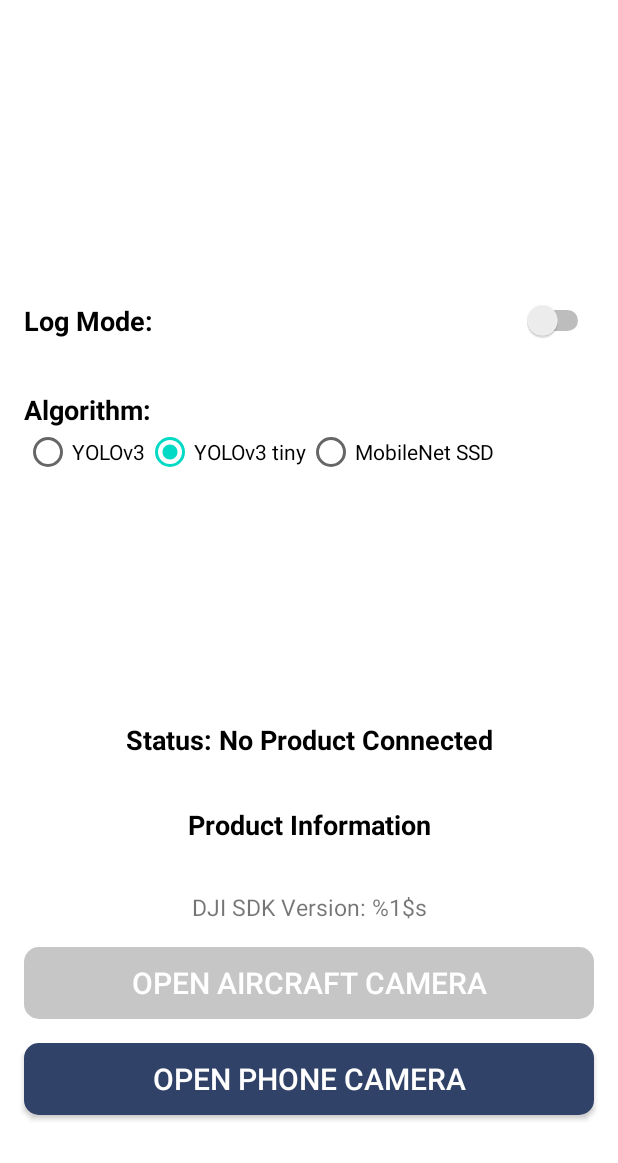
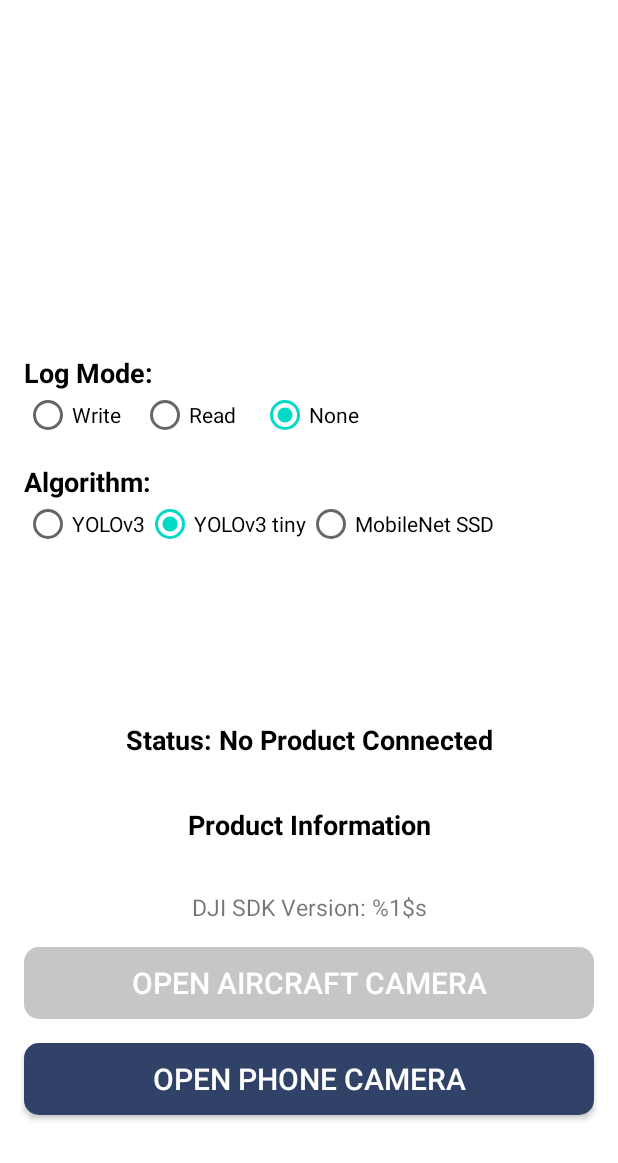
Before and after one commit to sehomi/android_scanner, an Android app: the screen it shows after launch (ConnectionActivity), on a phone screen of 412 x 824 dp, the part 73-1236 px from its top. Run offline under Robolectric (Android 15) with nearby library versions, the phone set to English and light mode, and no system bars; libraries missing offline, so code that uses them is left out: com.secneo.sdk, dji.common.error, dji.log, dji.sdk.base, dji.sdk.camera and 4 more; 3 statements that could not run were skipped.

Commit message:
RadioButtons for log mode added.

```diff
--- a/app/src/main/java/com/example/android_scanner/AircraftActivity.java
+++ b/app/src/main/java/com/example/android_scanner/AircraftActivity.java
@@ -116,7 +116,7 @@ public class AircraftActivity extends AppCompatActivity implements OnMapReadyCal
         srcBitmap = BitmapFactory.decodeResource(this.getResources(), R.drawable.mountain);
         dstBitmap = srcBitmap.copy(srcBitmap.getConfig(), true);
         Log.v(TAG, "-------///4");
-        createScanner(getIntent().getStringExtra("Assets"), getIntent().getStringExtra("Log"), getIntent().getBooleanExtra("Log Mode", false), (float) 66.0, getIntent().getIntExtra("Algorithm", 0));
+        createScanner(getIntent().getStringExtra("Assets"), getIntent().getStringExtra("Log"), getIntent().getIntExtra("Log Mode", 2), (float) 66.0, getIntent().getIntExtra("Algorithm", 0));
 
         // Example of a call to a native method
         ImageView iv = binding.imageView2;
@@ -615,7 +615,7 @@ public class AircraftActivity extends AppCompatActivity implements OnMapReadyCal
      * A native method that is implemented by the 'native-lib' native library,
      * which is packaged with this application.
      */
-    public native void createScanner(String assets, String logs, boolean log_mode, float hva, int method);
+    public native void createScanner(String assets, String logs, int log_mode, float hva, int method);
     public native void detect(Bitmap bitmapIn, Bitmap bitmapOut);
     public native double[][] scan(Bitmap detections, Bitmap movings_img, int detMode);
     public native void setImage(Bitmap bitmap, double time);
--- a/app/src/main/java/com/example/android_scanner/MainActivity.java
+++ b/app/src/main/java/com/example/android_scanner/MainActivity.java
@@ -203,7 +203,7 @@ public class MainActivity extends AppCompatActivity implements OnMapReadyCallbac
         mCamera = getCameraInstance();
         float hva = mCamera.getParameters().getHorizontalViewAngle();
         Log.v(TAG, "---------41");
-        createScanner(getIntent().getStringExtra("Assets"), getIntent().getStringExtra("Log"), getIntent().getBooleanExtra("Log Mode",false), getIntent().getIntExtra("Algorithm", 0), hva);
+        createScanner(getIntent().getStringExtra("Assets"), getIntent().getStringExtra("Log"), getIntent().getIntExtra("Log Mode",2), getIntent().getIntExtra("Algorithm", 0), hva);
         Log.v(TAG, "---------42");
         Thread thread = new Thread() {
             @Override
@@ -525,7 +525,7 @@ public class MainActivity extends AppCompatActivity implements OnMapReadyCallbac
      * which is packaged with this application.
      */
     public native String stringFromJNI();
-    public native void createScanner(String assets, String logs, boolean log_mode, int method, float hva);
+    public native void createScanner(String assets, String logs, int log_mode, int method, float hva);
 //    public native void detect(Bitmap bitmapIn, Bitmap bitmapOut);
     public native void scan(Bitmap detections);
     public native void setImage(Bitmap bitmap, double time);
--- a/app/src/main/res/layout/activity_connection.xml
+++ b/app/src/main/res/layout/activity_connection.xml
@@ -108,7 +108,7 @@
         android:layout_width="wrap_content"
         android:layout_height="wrap_content"
         android:layout_marginStart="16dp"
-        android:layout_marginBottom="64dp"
+        android:layout_marginBottom="32dp"
         android:text="TextView"
         app:layout_constraintBottom_toTopOf="@+id/text_connection_status"
         app:layout_constraintStart_toStartOf="parent" />
@@ -119,7 +119,7 @@
         android:layout_height="wrap_content"
         android:layout_marginStart="16dp"
         android:layout_marginEnd="16dp"
-        android:layout_marginBottom="32dp"
+        android:layout_marginBottom="16dp"
         android:checkedButton="@id/yolov3TinyButton"
         android:orientation="horizontal"
         app:layout_constraintBottom_toTopOf="@+id/progressBar2"
@@ -157,19 +157,49 @@
         app:layout_constraintBottom_toTopOf="@+id/radioGroup2"
         app:layout_constraintStart_toStartOf="parent" />
 
-    <Switch
-        android:id="@+id/switch1"
+    <RadioGroup
+        android:id="@+id/radioGroup"
         android:layout_width="0dp"
-        android:layout_height="30dp"
+        android:layout_height="wrap_content"
         android:layout_marginStart="16dp"
         android:layout_marginEnd="16dp"
-        android:layout_marginBottom="32dp"
-        android:checked="false"
+        android:layout_marginBottom="16dp"
+        android:checkedButton="@id/noneButton"
+        android:orientation="horizontal"
+        app:layout_constraintBottom_toTopOf="@+id/textView5"
+        app:layout_constraintEnd_toEndOf="parent"
+        app:layout_constraintStart_toStartOf="parent">
+
+        <RadioButton
+            android:id="@+id/writeButton"
+            android:layout_width="wrap_content"
+            android:layout_height="wrap_content"
+            android:text="Write    " />
+
+        <RadioButton
+            android:id="@+id/readButton"
+            android:layout_width="wrap_content"
+            android:layout_height="wrap_content"
+            android:text="Read     " />
+
+        <RadioButton
+            android:id="@+id/noneButton"
+            android:layout_width="wrap_content"
+            android:layout_height="wrap_content"
+            android:layout_weight="1"
+            android:text="None" />
+    </RadioGroup>
+
+    <TextView
+        android:id="@+id/textView8"
+        android:layout_width="wrap_content"
+        android:layout_height="wrap_content"
+        android:layout_marginStart="16dp"
         android:text="Log Mode:"
+        android:textColor="#000000"
         android:textSize="18sp"
         android:textStyle="bold"
-        app:layout_constraintBottom_toTopOf="@+id/textView5"
-        app:layout_constraintEnd_toEndOf="parent"
+        app:layout_constraintBottom_toTopOf="@+id/radioGroup"
         app:layout_constraintStart_toStartOf="parent" />
 
 </androidx.constraintlayout.widget.ConstraintLayout>
```
Also changed, not shown: app/src/main/java/com/example/android_scanner/ConnectionActivity.java (+28 -5 lines), 5 other files.
